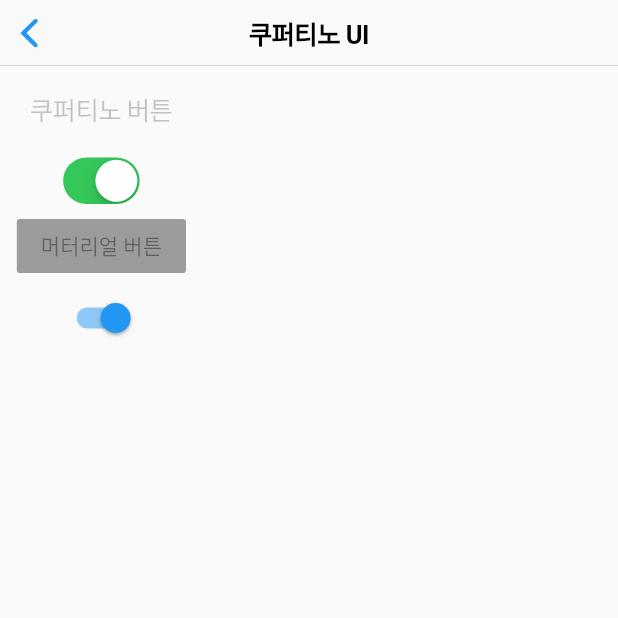
After one commit to Lee-ChongMyeong/Flutter_study, a Flutter app: the screen it shows after launch, after a tap on "화면이동", on a phone screen of 412 x 824 dp, the top half of it. The commit adds this screen. Run offline on Flutter 3.47's test engine with Material 2 defaults, Android fonts, the phone set to English and light mode, and no system bars.

Commit message:
basic practice -change page -cupertino page -material design

```diff
--- /dev/null
+++ b/lib/cupertino_page.dart
@@ -0,0 +1,45 @@
+import 'package:flutter/material.dart';
+import 'package:flutter/cupertino.dart';
+
+class CupertinoPage extends StatefulWidget {
+  @override
+  _CupertinoPageState createState() => _CupertinoPageState();
+}
+
+class _CupertinoPageState extends State<CupertinoPage> {
+  bool _switch = true;
+  @override
+  Widget build(BuildContext context) {
+    return Scaffold(
+      appBar: CupertinoNavigationBar(
+        middle: Text('쿠퍼티노 UI'),
+      ),
+      body: Column(
+        children: <Widget>[
+          CupertinoButton(
+            child: Text('쿠퍼티노 버튼'),
+          ),
+          CupertinoSwitch(
+            value: true,
+            onChanged: (bool value){
+              setState((){
+                _switch = value;
+              });
+            },
+          ),
+          RaisedButton(
+            child: Text('머터리얼 버튼'),
+          ),
+          Switch(
+            value: true,
+            onChanged: (bool value){
+              setState((){
+                _switch = value;
+              });
+            },
+          )
+        ],
+      ),
+    );
+  }
+}
--- a/lib/main.dart
+++ b/lib/main.dart
@@ -1,4 +1,5 @@
 import 'package:flutter/material.dart';
+import 'cupertino_page.dart';
 
 void main() {
   runApp(MyApp());
@@ -23,6 +24,7 @@ class MyApp extends StatelessWidget {
         // is not restarted.
         primarySwatch: Colors.blue,
       ),
+      // home: CupertinoPage(),
       home: HelloPage('Hello world'),
     );
   }
@@ -57,7 +59,16 @@ class _HelloPageState extends State<HelloPage> {
                 children: <Widget>[
                   Text(_message, style: TextStyle(fontSize: 30)),
                   Text('$_counter', style: TextStyle(fontSize: 30)),
-                ]
+                  RaisedButton(
+                      child: Text('화면이동'),
+                      onPressed: (){
+                        Navigator.push(
+                          context,
+                          MaterialPageRoute(builder: (context) => CupertinoPage())
+                        );
+                      },
+                  )
+                ],
               ))
     );
   }
```
Also changed, not shown: 1 other file.
